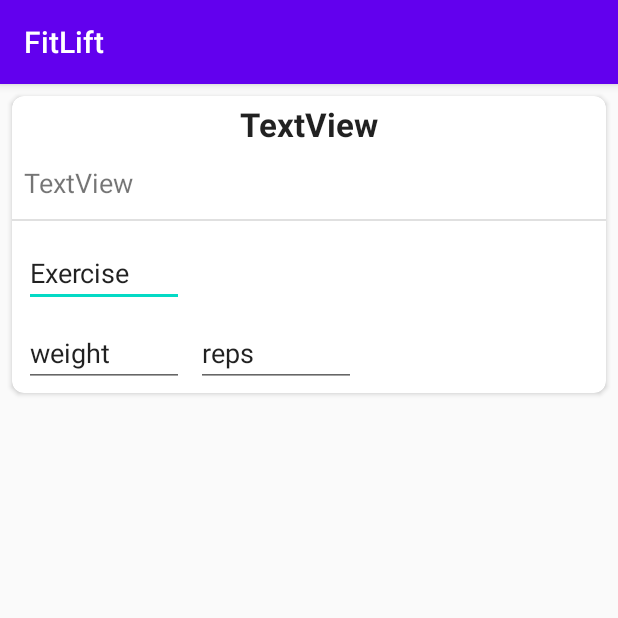
After one commit to initjay/FitLift, an Android app: the fragment WorkoutDetailsFragment shown on its own in the app's theme, on a phone screen of 412 x 824 dp, the top half of it. The commit adds this screen. Run offline under Robolectric (Android 15) with nearby library versions, the phone set to English and light mode, and no system bars.

Commit message:
Basic WorkoutDetails card layout created

```diff
--- /dev/null
+++ b/app/src/main/java/com/example/fitlift/fragments/WorkoutDetailsFragment.java
@@ -0,0 +1,35 @@
+package com.example.fitlift.fragments;
+
+import android.os.Bundle;
+
+import androidx.fragment.app.Fragment;
+
+import android.view.LayoutInflater;
+import android.view.View;
+import android.view.ViewGroup;
+
+import com.example.fitlift.R;
+
+/**
+ * A simple {@link Fragment} subclass.
+ * Use the {@link WorkoutDetailsFragment#newInstance} factory method to
+ * create an instance of this fragment.
+ */
+public class WorkoutDetailsFragment extends Fragment {
+
+    public WorkoutDetailsFragment() {
+        // Required empty public constructor
+    }
+
+    @Override
+    public void onCreate(Bundle savedInstanceState) {
+        super.onCreate(savedInstanceState);
+    }
+
+    @Override
+    public View onCreateView(LayoutInflater inflater, ViewGroup container,
+                             Bundle savedInstanceState) {
+        // Inflate the layout for this fragment
+        return inflater.inflate(R.layout.fragment_workout_details, container, false);
+    }
+}
--- a/app/src/main/java/com/example/fitlift/fragments/WorkoutFragment.java
+++ b/app/src/main/java/com/example/fitlift/fragments/WorkoutFragment.java
@@ -71,6 +71,7 @@ public class WorkoutFragment extends Fragment {
         queryWorkouts();
     }
 
+    // Todo: store query responses locally as well for quicker access, wipe local storage when user signs out?
     private void queryWorkouts() {
 
         ParseQuery<WorkoutJournal> query = ParseQuery.getQuery(WorkoutJournal.class);
--- /dev/null
+++ b/app/src/main/res/layout/fragment_workout_details.xml
@@ -0,0 +1,101 @@
+<?xml version="1.0" encoding="utf-8"?>
+<FrameLayout xmlns:android="http://schemas.android.com/apk/res/android"
+    xmlns:tools="http://schemas.android.com/tools"
+    android:layout_width="match_parent"
+    android:layout_height="match_parent"
+    xmlns:app="http://schemas.android.com/apk/res-auto"
+    tools:context=".fragments.WorkoutDetailsFragment">
+
+    <androidx.cardview.widget.CardView
+        android:id="@+id/cvWorkout"
+        android:layout_width="match_parent"
+        android:layout_height="wrap_content"
+        android:layout_margin="8dp"
+        app:cardCornerRadius="8dp">
+
+        <RelativeLayout
+            android:id="@+id/rvCards"
+            android:layout_width="match_parent"
+            android:layout_height="match_parent">
+
+            <TextView
+                android:id="@+id/tvTitle"
+                android:layout_width="wrap_content"
+                android:layout_height="wrap_content"
+                android:layout_centerHorizontal="true"
+                android:layout_marginStart="4dp"
+                android:layout_marginTop="4dp"
+                android:layout_marginEnd="4dp"
+                android:layout_marginBottom="4dp"
+                android:text="TextView"
+                android:textAppearance="@style/TextAppearance.AppCompat.Large"
+                android:textStyle="bold"
+                tools:text="Title" />
+
+            <TextView
+                android:id="@+id/tvDate"
+                android:layout_width="wrap_content"
+                android:layout_height="wrap_content"
+                android:layout_below="@+id/tvTitle"
+                android:layout_marginStart="8dp"
+                android:layout_marginTop="8dp"
+                android:text="TextView"
+                android:textSize="18sp"
+                tools:text="Date" />
+
+            <View
+                android:id="@+id/divider"
+                android:layout_width="match_parent"
+                android:layout_height="1dp"
+                android:layout_below="@+id/tvDate"
+                android:layout_alignParentEnd="true"
+                android:layout_marginTop="12dp"
+                android:layout_marginEnd="0dp"
+                android:background="?android:attr/listDivider" />
+
+            <EditText
+                android:id="@+id/etExercise"
+                android:layout_width="wrap_content"
+                android:layout_height="wrap_content"
+                android:layout_below="@+id/divider"
+                android:layout_alignParentStart="true"
+                android:layout_marginStart="8dp"
+                android:layout_marginTop="12dp"
+                android:ems="5"
+                android:hint="exercise"
+                android:inputType="textPersonName"
+                android:text="Exercise" />
+
+            <EditText
+                android:id="@+id/etWeight"
+                android:layout_width="wrap_content"
+                android:layout_height="wrap_content"
+                android:layout_below="@+id/etExercise"
+                android:layout_alignParentStart="true"
+                android:layout_marginStart="8dp"
+                android:layout_marginTop="8dp"
+                android:layout_marginBottom="4dp"
+                android:ems="5"
+                android:hint="weight"
+                android:inputType="textPersonName"
+                android:text="weight" />
+
+            <EditText
+                android:id="@+id/editTextTextPersonName3"
+                android:layout_width="wrap_content"
+                android:layout_height="wrap_content"
+                android:layout_below="@+id/etExercise"
+                android:layout_marginStart="8dp"
+                android:layout_marginTop="8dp"
+                android:layout_marginBottom="4dp"
+                android:layout_toEndOf="@+id/etWeight"
+                android:ems="5"
+                android:hint="reps"
+                android:inputType="textPersonName"
+                android:text="reps" />
+
+        </RelativeLayout>
+
+    </androidx.cardview.widget.CardView>
+
+</FrameLayout>
```
